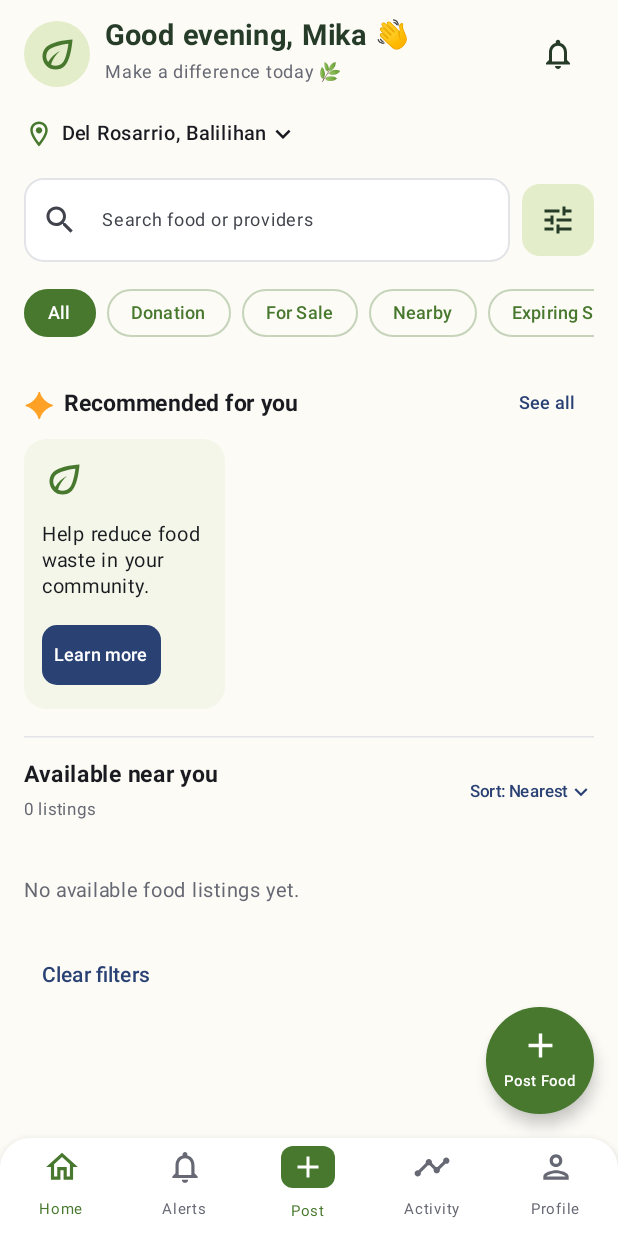
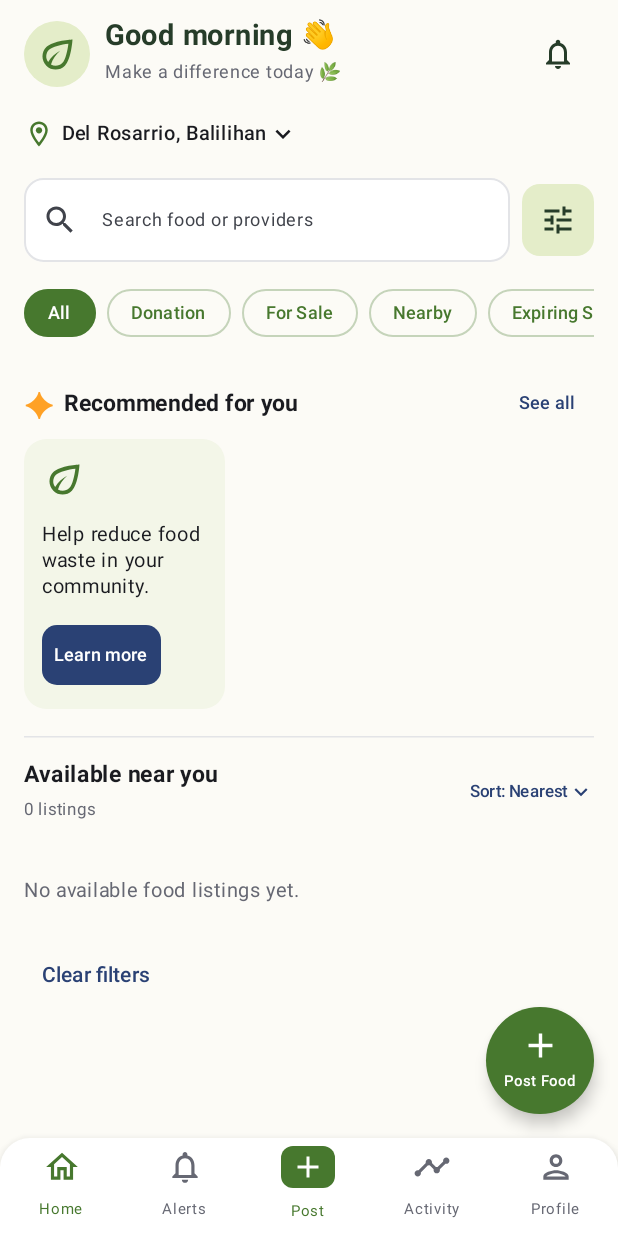
Before and after one commit to SiegSucher/SaluSalo, an Android app built with Jetpack Compose: the composable HomeScreen called with empty values, on a phone screen of 412 x 824 dp. Run offline under Robolectric (Android 15) with nearby library versions, the phone set to English and light mode, and no system bars; our stand-ins replace Firebase (no records; nobody signed in at launch, a user with empty details on screens opened directly); 1 statement that could not run was skipped.

Commit message:
Personalize the Home greeting by profile name and time of day
Replace the hard-coded "Good evening, Mika" with Good morning /
afternoon / evening plus the signed-in profile's first name. The hour
is re-read every minute while Home is open. Docs updated.

Not built in this session (no Android SDK); not manually tested.

Co-Authored-By: Claude Opus 5.5 <noreply@anthropic.com>
Claude-Session: https://claude.ai/code/session_019VpeBqQ4rikCxFsJ9cwYc1

```diff
--- a/app/src/main/java/com/example/salusalo/MainActivity.kt
+++ b/app/src/main/java/com/example/salusalo/MainActivity.kt
@@ -8,6 +8,7 @@ import com.example.salusalo.viewmodel.ReservationViewModel
 import androidx.lifecycle.compose.collectAsStateWithLifecycle
 import androidx.lifecycle.viewmodel.compose.viewModel
 import java.time.Instant
+import java.time.LocalTime
 import com.example.salusalo.data.UserRepository
 import com.example.salusalo.data.profileErrorMessage
 import com.example.salusalo.model.UserProfile
@@ -66,6 +67,7 @@ import com.google.firebase.auth.FirebaseAuthInvalidCredentialsException
 import com.google.firebase.auth.FirebaseAuthInvalidUserException
 import com.google.firebase.auth.FirebaseAuthUserCollisionException
 import com.google.firebase.auth.userProfileChangeRequest
+import kotlinx.coroutines.delay
 import kotlinx.coroutines.launch
 import kotlinx.coroutines.tasks.await
 
@@ -1267,6 +1269,23 @@ private fun HomeScreen(
     val feedError by foodViewModel.error.collectAsStateWithLifecycle()
 
     LaunchedEffect(currentProfile?.id) { foodViewModel.loadAvailablePosts() }
+
+    // Greeting follows the signed-in profile and the device's local time;
+    // the hour is re-read every minute so it changes while Home stays open.
+    var hour by remember { mutableIntStateOf(LocalTime.now().hour) }
+    LaunchedEffect(Unit) {
+        while (true) {
+            delay(60_000)
+            hour = LocalTime.now().hour
+        }
+    }
+    val timeGreeting = when (hour) {
+        in 5..11 -> "Good morning"
+        in 12..17 -> "Good afternoon"
+        else -> "Good evening"
+    }
+    val firstName = currentProfile?.name?.trim()?.substringBefore(" ").orEmpty()
+    val greeting = if (firstName.isBlank()) "$timeGreeting 👋" else "$timeGreeting, $firstName 👋"
     DisposableEffect(currentProfile?.id) {
         onDispose {
             foodViewModel.clearSession()
@@ -1391,7 +1410,7 @@ private fun HomeScreen(
 
                             Column(Modifier.weight(1f)) {
                                 Text(
-                                    "Good evening, Mika 👋",
+                                    greeting,
                                     fontSize = 19.sp,
                                     fontWeight = FontWeight.Bold,
                                     color = DarkGreen
```
Also changed, not shown: 2 other files.
